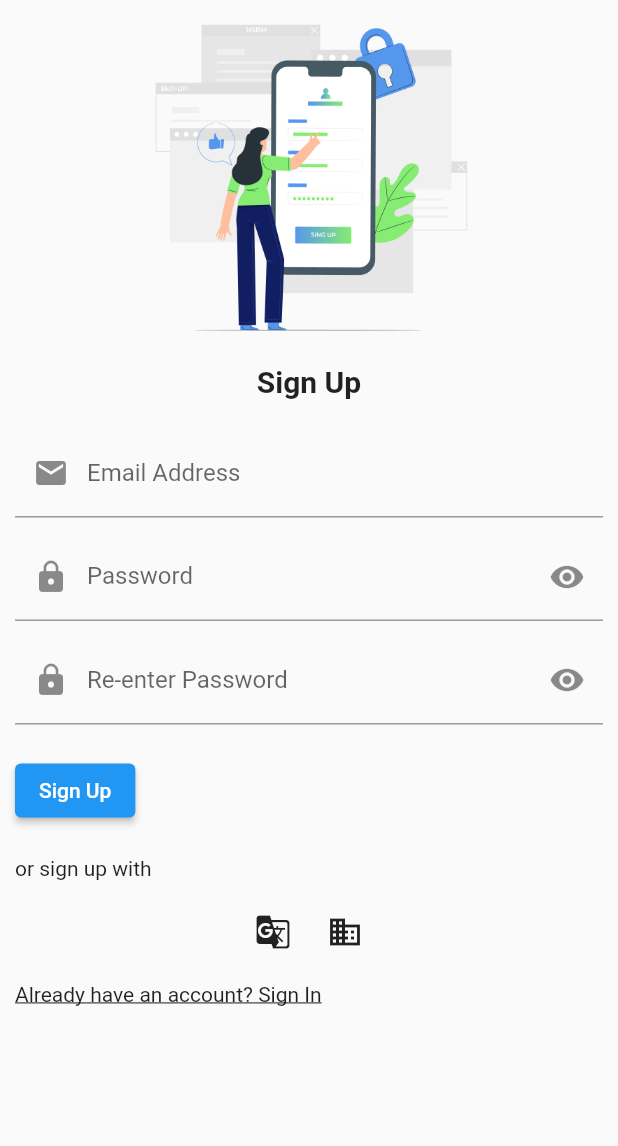
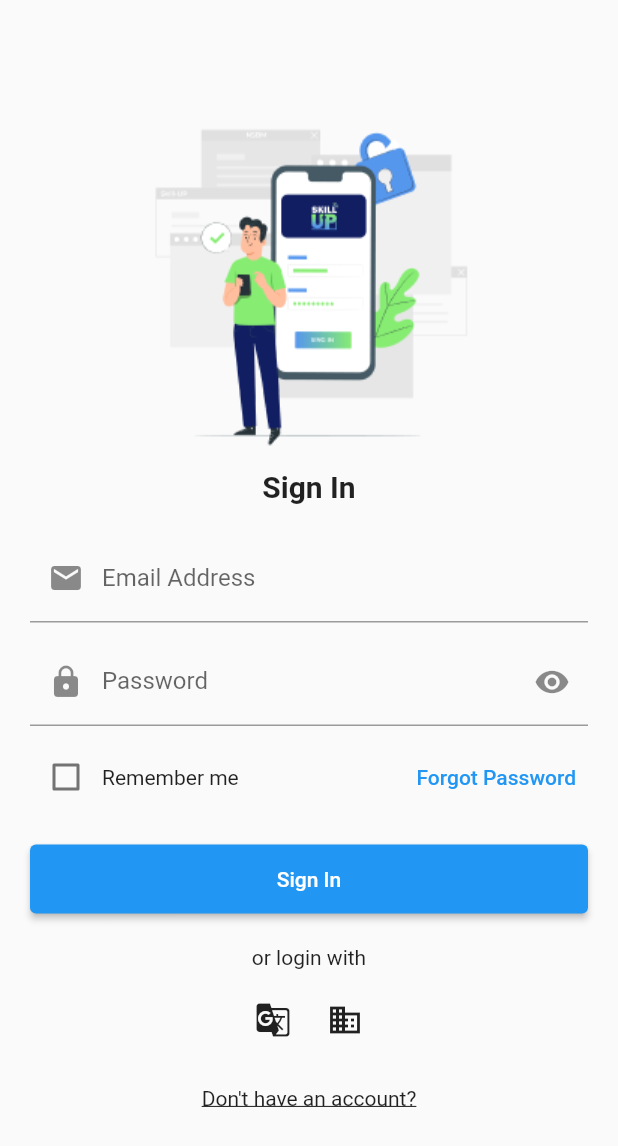
Before and after one commit to Amanthakeshan2000/Mobile-Application-Development-Full-project-, a Flutter app: the screen it shows after launch, on a phone screen of 412 x 824 dp. Shown: the top 1146 px of the screen. Run offline on Flutter 3.47's test engine with Material 2 defaults, Android fonts, the phone set to English and light mode, and no system bars.

Commit message:
signinpgfull

```diff
--- a/mobile_application/lib/main.dart
+++ b/mobile_application/lib/main.dart
@@ -1,7 +1,10 @@
+// ignore_for_file: unused_import
+
 import 'package:flutter/material.dart';
+import 'package:mobile_application/pages/signin.dart';
 
 import 'pages/signup.dart';
 
 void main() {
-  runApp(const signUP());
+  runApp(SignInPage());
 }
--- /dev/null
+++ b/mobile_application/lib/pages/signin.dart
@@ -0,0 +1,145 @@
+// ignore_for_file: prefer_const_constructors, use_key_in_widget_constructors
+
+import 'package:flutter/material.dart';
+
+class SignInPage extends StatelessWidget {
+  @override
+  Widget build(BuildContext context) {
+    return MaterialApp(
+      home: Scaffold(
+        body: SignInForm(),
+      ),
+    );
+  }
+}
+
+class SignInForm extends StatelessWidget {
+  @override
+  Widget build(BuildContext context) {
+    return Padding(
+      padding: const EdgeInsets.all(20.0),
+      child: SingleChildScrollView(
+        child: Column(
+          crossAxisAlignment: CrossAxisAlignment.center,
+          children: [
+            SizedBox(height: 50),
+            Image.asset(
+              "Assets/Msignin.png", // Replace with your image path
+              width: 243,
+              height: 243,
+            ),
+            Center(
+              child: const Text(
+                "Sign In",
+                style: TextStyle(
+                  fontSize: 20,
+                  fontWeight: FontWeight.bold,
+                ),
+              ),
+            ),
+            SizedBox(height: 20),
+            TextFormField(
+              decoration: InputDecoration(
+                labelText: 'Email Address',
+                hintText: 'Enter your email',
+                prefixIcon: Icon(Icons.email),
+              ),
+              keyboardType: TextInputType.emailAddress,
+              validator: (value) {
+                if (value!.isEmpty || !value.contains('@')) {
+                  return 'Invalid email address';
+                }
+                return null;
+              },
+            ),
+            SizedBox(height: 10),
+            TextFormField(
+              decoration: InputDecoration(
+                labelText: 'Password',
+                hintText: 'Enter your password',
+                prefixIcon: Icon(Icons.lock),
+                suffixIcon: IconButton(
+                  icon: Icon(Icons.visibility),
+                  onPressed: () {
+                    // Toggle password visibility
+                  },
+                ),
+              ),
+              obscureText: true,
+              validator: (value) {
+                if (value!.isEmpty) {
+                  return 'Password is required';
+                }
+                return null;
+              },
+            ),
+            SizedBox(height: 10),
+            Row(
+              children: [
+                Checkbox(
+                  value: false, // Add logic to manage "Remember me" state
+                  onChanged: (value) {
+                    // Handle "Remember me" checkbox state
+                  },
+                ),
+                Text('Remember me'),
+                Spacer(),
+                TextButton(
+                  onPressed: () {
+                    // Handle "Forgot Password" button press
+                  },
+                  child: Text('Forgot Password'),
+                ),
+              ],
+            ),
+            SizedBox(height: 20),
+            ElevatedButton(
+              onPressed: () {
+                // Handle sign-in logic
+              },
+              child: SizedBox(
+                width: 350,
+                height: 46,
+                child: Center(
+                  child: Text('Sign In'),
+                ),
+              ),
+            ),
+            SizedBox(height: 20),
+            Text('or login with'),
+            SizedBox(height: 10),
+            Row(
+              mainAxisAlignment: MainAxisAlignment.center,
+              children: [
+                IconButton(
+                  icon: Icon(Icons.g_translate),
+                  onPressed: () {
+                    // Handle Google sign-in
+                  },
+                ),
+                IconButton(
+                  icon: Icon(Icons.business),
+                  onPressed: () {
+                    // Handle Microsoft sign-in
+                  },
+                ),
+              ],
+            ),
+            SizedBox(height: 20),
+            GestureDetector(
+              onTap: () {
+                // Navigate to the Sign Up page
+              },
+              child: Text(
+                "Don't have an account?",
+                style: TextStyle(
+                  decoration: TextDecoration.underline,
+                ),
+              ),
+            ),
+          ],
+        ),
+      ),
+    );
+  }
+}
--- a/mobile_application/pubspec.yaml
+++ b/mobile_application/pubspec.yaml
@@ -21,3 +21,4 @@ flutter:
   uses-material-design: true
   assets:
     - Assets/signup.png
+    - Assets/Msignin.png
```
Also changed, not shown: mobile_application/Assets/Msignin.png (added), 1 other file.
